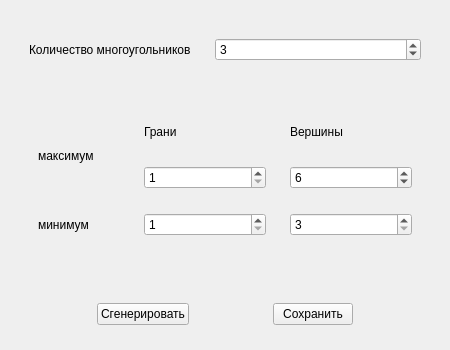
Before: the Qt Designer form ComputerGraphics/Lab5/InputWindow.ui in GaussGun3000/ComputerGraphics, drawn with Qt 5.
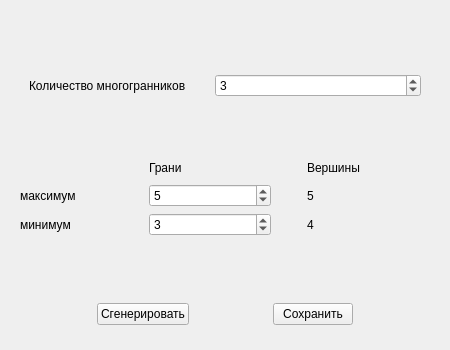
After: the same form once the commit is applied.

Commit message: InputWindow reorganized; the dependence of vMin and vMax on the entered number of faces is set

The edit to the form file:
```diff
--- a/ComputerGraphics/Lab5/InputWindow.ui
+++ b/ComputerGraphics/Lab5/InputWindow.ui
@@ -47,7 +47,7 @@
             </size>
            </property>
            <property name="text">
-            <string>Количество многоугольников</string>
+            <string>Количество многогранников</string>
            </property>
           </widget>
          </item>
@@ -68,51 +68,69 @@
        </widget>
       </item>
       <item>
-       <widget class="QWidget" name="EdgesVerticesParams" native="true">
-        <layout class="QHBoxLayout" name="horizontalLayout_3">
-         <item>
-          <widget class="QWidget" name="labelWidget" native="true">
-           <property name="maximumSize">
-            <size>
-             <width>100</width>
-             <height>16777215</height>
-            </size>
-           </property>
-           <layout class="QVBoxLayout" name="verticalLayout_2">
-            <item>
-             <spacer name="horizontalSpacer_4">
-              <property name="orientation">
-               <enum>Qt::Horizontal</enum>
-              </property>
-              <property name="sizeHint" stdset="0">
-               <size>
-                <width>40</width>
-                <height>20</height>
-               </size>
-              </property>
-             </spacer>
-            </item>
-            <item>
+       <layout class="QGridLayout" name="gridLayout">
+        <item row="1" column="0">
              <widget class="QLabel" name="label_4">
               <property name="text">
                <string>максимум</string>
               </property>
              </widget>
             </item>
-            <item>
+        <item row="2" column="3">
+         <widget class="QLabel" name="label_vMin">
+          <property name="text">
+           <string>4</string>
+          </property>
+         </widget>
+        </item>
+        <item row="0" column="3">
+         <widget class="QLabel" name="label_3">
+          <property name="maximumSize">
+           <size>
+            <width>150</width>
+            <height>20</height>
+           </size>
+          </property>
+          <property name="text">
+           <string>Вершины</string>
+          </property>
+         </widget>
+        </item>
+        <item row="1" column="1">
+         <widget class="QSpinBox" name="spinBox_fMax">
+          <property name="minimum">
+           <number>1</number>
+          </property>
+          <property name="value">
+           <number>5</number>
+          </property>
+         </widget>
+        </item>
+        <item row="2" column="0">
              <widget class="QLabel" name="label_5">
               <property name="text">
                <string>минимум</string>
               </property>
              </widget>
             </item>
-           </layout>
-          </widget>
-         </item>
-         <item>
-          <widget class="QWidget" name="edges" native="true">
-           <layout class="QVBoxLayout" name="verticalLayout_6">
-            <item>
+        <item row="2" column="1">
+         <widget class="QSpinBox" name="spinBox_fMin">
+          <property name="minimum">
+           <number>2</number>
+          </property>
+          <property name="value">
+           <number>3</number>
+          </property>
+         </widget>
+        </item>
+        <item row="1" column="3">
+         <widget class="QLabel" name="label_vMax">
+          <property name="text">
+           <string>5</string>
+          </property>
+         </widget>
+        </item>
+        <item row="0" column="1">
              <widget class="QLabel" name="label_2">
               <property name="maximumSize">
                <size>
@@ -125,70 +143,23 @@
               </property>
              </widget>
             </item>
-            <item>
-             <widget class="QSpinBox" name="spinBox_eMax">
-              <property name="minimum">
-               <number>1</number>
-              </property>
-             </widget>
-            </item>
-            <item>
-             <widget class="QSpinBox" name="spinBox_eMin">
-              <property name="minimum">
-               <number>1</number>
-              </property>
-             </widget>
-            </item>
-           </layout>
-          </widget>
-         </item>
-         <item>
-          <widget class="QWidget" name="vertices" native="true">
-           <layout class="QVBoxLayout" name="verticalLayout_7">
-            <item>
-             <widget class="QLabel" name="label_3">
-              <property name="maximumSize">
+        <item row="0" column="2">
+         <spacer name="horizontalSpacer_4">
+          <property name="orientation">
+           <enum>Qt::Horizontal</enum>
+          </property>
+          <property name="sizeType">
+           <enum>QSizePolicy::Fixed</enum>
+          </property>
+          <property name="sizeHint" stdset="0">
                <size>
-                <width>150</width>
+            <width>30</width>
                 <height>20</height>
                </size>
               </property>
-              <property name="text">
-               <string>Вершины</string>
-              </property>
-             </widget>
-            </item>
-            <item>
-             <widget class="QSpinBox" name="spinBox_vMax">
-              <property name="minimum">
-               <number>4</number>
-              </property>
-              <property name="maximum">
-               <number>10</number>
-              </property>
-              <property name="value">
-               <number>6</number>
-              </property>
-             </widget>
-            </item>
-            <item>
-             <widget class="QSpinBox" name="spinBox_vMin">
-              <property name="minimum">
-               <number>3</number>
-              </property>
-              <property name="maximum">
-               <number>10</number>
-              </property>
-              <property name="value">
-               <number>3</number>
-              </property>
-             </widget>
-            </item>
-           </layout>
-          </widget>
-         </item>
-        </layout>
-       </widget>
+         </spacer>
+        </item>
+       </layout>
       </item>
      </layout>
     </widget>
```
Left out of the diff: 34 changed lines with no effect on the pictures. Lines whose indentation alone changed are shown as unchanged. The commit also changes 3 other files.
